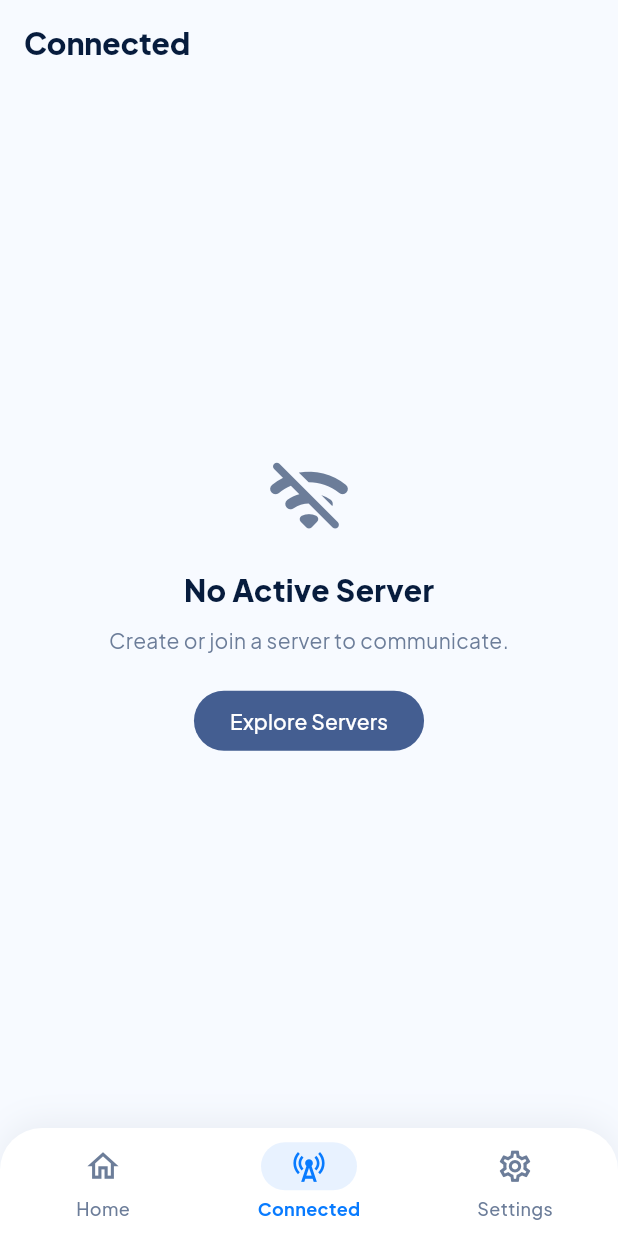
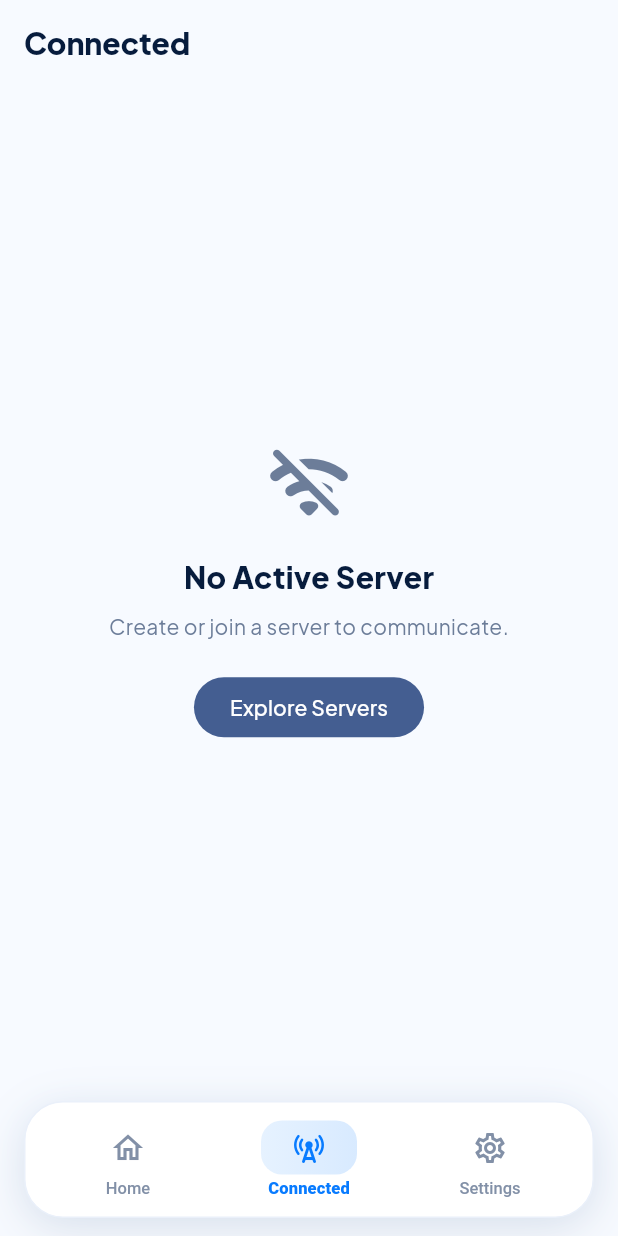
Before and after one commit to Ayooluwa01/Commsly, a Flutter app: the ConnectedScreen screen opened by its route, on a phone screen of 412 x 824 dp. Run offline on Flutter 3.47's test engine with Material 3 defaults, Android fonts, the light colour scheme and no system bars; our stand-ins replace flutter_riverpod, go_router, google_fonts, shared_preferences, shelf, shelf_web_socket; missing offline and left inert: bonsoir; accounts and stored records are empty.

Commit message:
revamped bottomNav

```diff
--- a/lib/core/widgets/bottom_nav.dart
+++ b/lib/core/widgets/bottom_nav.dart
@@ -1,3 +1,4 @@
+import 'package:commsly/themes/app_colors.dart';
 import 'package:flutter/material.dart';
 import 'package:go_router/go_router.dart';
 
@@ -6,8 +7,7 @@ class BottomNav extends StatelessWidget {
 
   const BottomNav({super.key, required this.navigationShell});
 
-  static const Color primaryBlue = Color(0xFF087BFF);
-  static const Color inactiveColor = Color(0xFF6C7D99);
+  static const Color _inactiveColor = Color(0xFF8290A7);
 
   void _onTap(int index) {
     navigationShell.goBranch(
@@ -18,75 +18,129 @@ class BottomNav extends StatelessWidget {
 
   @override
   Widget build(BuildContext context) {
+    final selectedIndex = navigationShell.currentIndex;
+
     return Scaffold(
-      backgroundColor: const Color(0xFFF7FAFF),
-
+      backgroundColor: AppColors.background,
       body: navigationShell,
-
-      bottomNavigationBar: Container(
+      extendBody: true,
+      bottomNavigationBar: SafeArea(
+        top: false,
+        minimum: const EdgeInsets.fromLTRB(16, 0, 16, 12),
+        child: Container(
+          height: 78,
+          padding: const EdgeInsets.symmetric(horizontal: 8, vertical: 7),
           decoration: BoxDecoration(
             color: Colors.white,
-          borderRadius: const BorderRadius.vertical(top: Radius.circular(28)),
+            borderRadius: BorderRadius.circular(26),
+            border: Border.all(color: const Color(0xFFEAF0FA), width: 1),
             boxShadow: [
               BoxShadow(
-              color: const Color(0xFF071C3D).withValues(alpha: 0.06),
-              blurRadius: 18,
-              offset: const Offset(0, -4),
+                color: AppColors.navy.withValues(alpha: 0.10),
+                blurRadius: 28,
+                spreadRadius: 0,
+                offset: const Offset(0, 8),
+              ),
+              BoxShadow(
+                color: AppColors.primary.withValues(alpha: 0.04),
+                blurRadius: 16,
+                offset: const Offset(0, 2),
               ),
             ],
           ),
-        child: SafeArea(
-          top: false,
-          child: NavigationBarTheme(
-            data: NavigationBarThemeData(
-              backgroundColor: Colors.transparent,
-              indicatorColor: const Color(0xFFE8F2FF),
-              labelTextStyle: WidgetStateProperty.resolveWith(
-                (states) => TextStyle(
-                  fontSize: 12,
-                  fontWeight: states.contains(WidgetState.selected)
-                      ? FontWeight.w700
-                      : FontWeight.w500,
-                  color: states.contains(WidgetState.selected)
-                      ? primaryBlue
-                      : inactiveColor,
+          child: Row(
+            children: [
+              Expanded(
+                child: _navItem(
+                  index: 0,
+                  selectedIndex: selectedIndex,
+                  icon: Icons.home_outlined,
+                  activeIcon: Icons.home_rounded,
+                  label: 'Home',
                 ),
               ),
-              iconTheme: WidgetStateProperty.resolveWith(
-                (states) => IconThemeData(
-                  size: 25,
-                  color: states.contains(WidgetState.selected)
-                      ? primaryBlue
-                      : inactiveColor,
+              Expanded(
+                child: _navItem(
+                  index: 1,
+                  selectedIndex: selectedIndex,
+                  icon: Icons.cell_tower_outlined,
+                  activeIcon: Icons.cell_tower_rounded,
+                  label: 'Connected',
                 ),
               ),
+              Expanded(
+                child: _navItem(
+                  index: 2,
+                  selectedIndex: selectedIndex,
+                  icon: Icons.settings_outlined,
+                  activeIcon: Icons.settings_rounded,
+                  label: 'Settings',
                 ),
-            child: NavigationBar(
-              height: 72,
-              backgroundColor: Colors.transparent,
-              elevation: 0,
-              selectedIndex: navigationShell.currentIndex,
-              onDestinationSelected: _onTap,
-              destinations: const [
-                NavigationDestination(
-                  icon: Icon(Icons.home_outlined),
-                  selectedIcon: Icon(Icons.home_rounded),
-                  label: 'Home',
-                ),
-                NavigationDestination(
-                  icon: Icon(Icons.cell_tower_outlined),
-                  selectedIcon: Icon(Icons.cell_tower),
-                  label: 'Connected',
-                ),
-                NavigationDestination(
-                  icon: Icon(Icons.settings_outlined),
-                  selectedIcon: Icon(Icons.settings_rounded),
-                  label: 'Settings',
               ),
             ],
           ),
         ),
       ),
+    );
+  }
+
+  Widget _navItem({
+    required int index,
+    required int selectedIndex,
+    required IconData icon,
+    required IconData activeIcon,
+    required String label,
+  }) {
+    final isSelected = selectedIndex == index;
+
+    return Material(
+      color: Colors.transparent,
+      child: InkWell(
+        onTap: () => _onTap(index),
+        borderRadius: BorderRadius.circular(20),
+        child: Column(
+          mainAxisAlignment: MainAxisAlignment.center,
+          mainAxisSize: MainAxisSize.min,
+          children: [
+            AnimatedContainer(
+              duration: const Duration(milliseconds: 240),
+              curve: Curves.easeOutCubic,
+              height: 36,
+              width: isSelected ? 64 : 48,
+              decoration: BoxDecoration(
+                gradient: isSelected
+                    ? const LinearGradient(
+                        colors: [Color(0xFFE6F2FF), Color(0xFFD8EAFF)],
+                      )
+                    : null,
+                borderRadius: BorderRadius.circular(14),
+              ),
+              child: AnimatedSwitcher(
+                duration: const Duration(milliseconds: 200),
+                transitionBuilder: (child, animation) {
+                  return ScaleTransition(scale: animation, child: child);
+                },
+                child: Icon(
+                  isSelected ? activeIcon : icon,
+                  key: ValueKey(isSelected),
+                  size: 24,
+                  color: isSelected ? AppColors.primary : _inactiveColor,
+                ),
+              ),
+            ),
+            const SizedBox(height: 3),
+            AnimatedDefaultTextStyle(
+              duration: const Duration(milliseconds: 200),
+              style: TextStyle(
+                fontSize: 11,
+                letterSpacing: isSelected ? 0.1 : 0,
+                fontWeight: isSelected ? FontWeight.w800 : FontWeight.w500,
+                color: isSelected ? AppColors.primary : _inactiveColor,
+              ),
+              child: Text(label, maxLines: 1, overflow: TextOverflow.ellipsis),
+            ),
+          ],
+        ),
       ),
     );
   }
```
Also changed, not shown: lib/core/network/server/commsly_client_provider.dart (added, +170 -0 lines), lib/core/network/server/commsly_server.dart (+103 -19 lines), lib/core/network/server/server_controller.dart (+10 -2 lines), lib/features/screens/connected/screen/server_dashboard_screen.dart (+85 -11 lines), lib/features/screens/home/screens/create_server_screen.dart (+5 -8 lines), lib/features/screens/home/screens/join_server_screen.dart (+26 -32 lines). Lines whose indentation alone changed are shown as unchanged.
